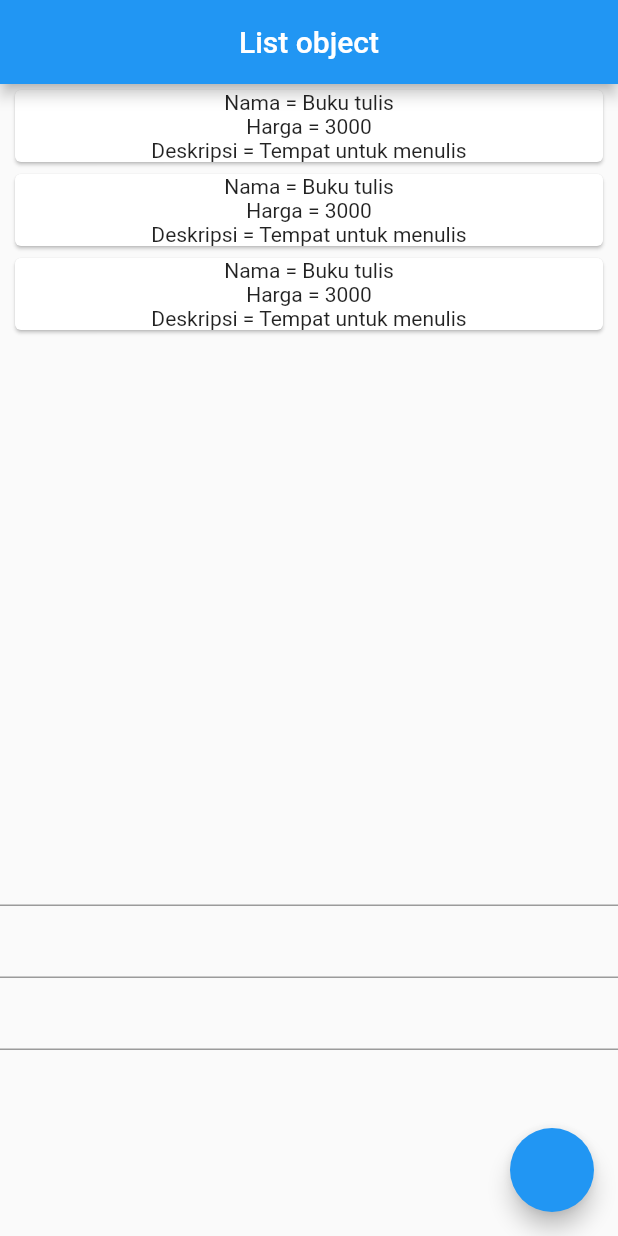
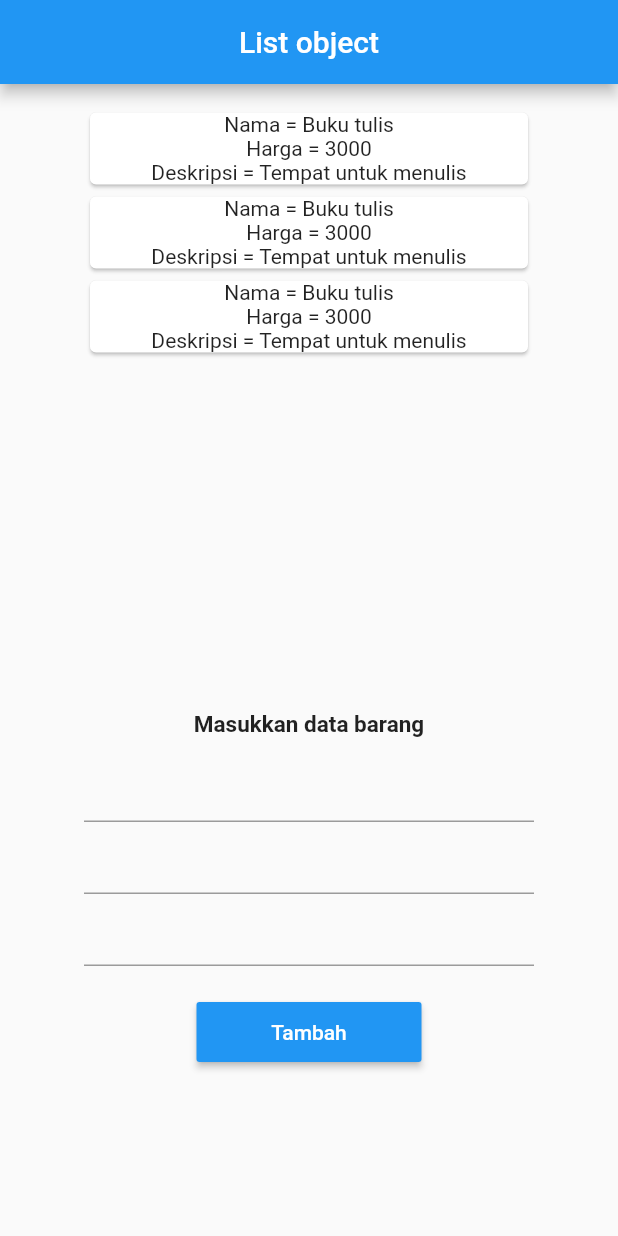
Before and after one commit to abuamar142/toTheMoon, a Flutter app: the screen it shows after launch, on a phone screen of 412 x 824 dp. Run offline on Flutter 3.47's test engine with Material 2 defaults, Android fonts, the phone set to English and light mode, and no system bars.

Commit message:
ganti floating button dengan material button

```diff
--- a/lib/statefull/statefull_2.dart
+++ b/lib/statefull/statefull_2.dart
@@ -48,9 +48,11 @@ class _MyAppState extends State<Statefull_2> {
         ),
         body: Column(
           children: [
-            SizedBox(
-              width: 400,
-              height: 500,
+            Padding(
+              padding: const EdgeInsets.all(15.0),
+              child: SizedBox(
+                width: 300,
+                height: 380,
                 child: ListView.builder(
                   itemBuilder: (BuildContext context, int index) {
                     return Card(
@@ -66,6 +68,22 @@ class _MyAppState extends State<Statefull_2> {
                   itemCount: barang.length,
                 ),
               ),
+            ),
+            Center(
+              child: SizedBox(
+                width: 300,
+                child: Column(
+                  children: [
+                    const Padding(
+                      padding: EdgeInsets.all(8.0),
+                      child: Text(
+                        'Masukkan data barang',
+                        style: TextStyle(
+                          fontWeight: FontWeight.bold,
+                          fontSize: 15,
+                        ),
+                      ),
+                    ),
                     TextField(
                       controller: nama,
                     ),
@@ -74,16 +92,34 @@ class _MyAppState extends State<Statefull_2> {
                     ),
                     TextField(
                       controller: deskripsi,
-            )
-          ],
                     ),
-        floatingActionButton: FloatingActionButton(onPressed: () {
+                    Padding(
+                      padding: const EdgeInsets.all(20.0),
+                      child: MaterialButton(
+                        onPressed: () {
                           tambahBarang(
                             nama: nama.text,
                             harga: harga.text,
                             deskripsi: deskripsi.text,
                           );
-        }),
+                        },
+                        height: 40,
+                        minWidth: 150,
+                        color: Colors.blue,
+                        child: const Text(
+                          "Tambah",
+                          style: TextStyle(
+                            color: Colors.white,
+                          ),
+                        ),
+                      ),
+                    )
+                  ],
+                ),
+              ),
+            )
+          ],
+        ),
       ),
     );
   }
```
Also changed, not shown: 2 other files. Lines whose indentation alone changed are shown as unchanged.
